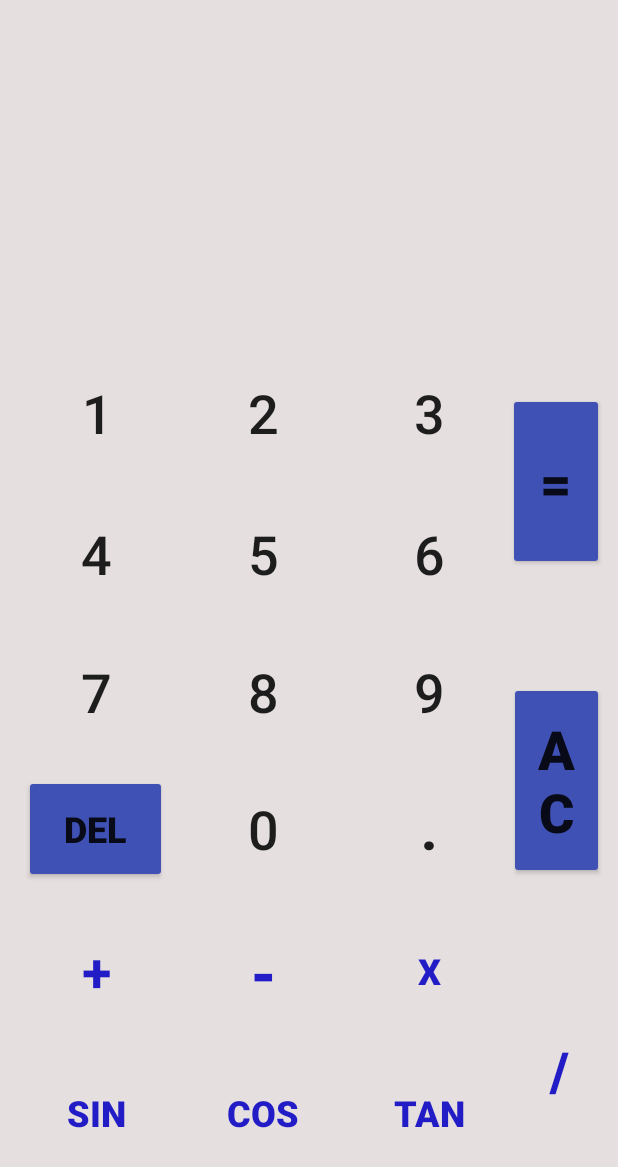
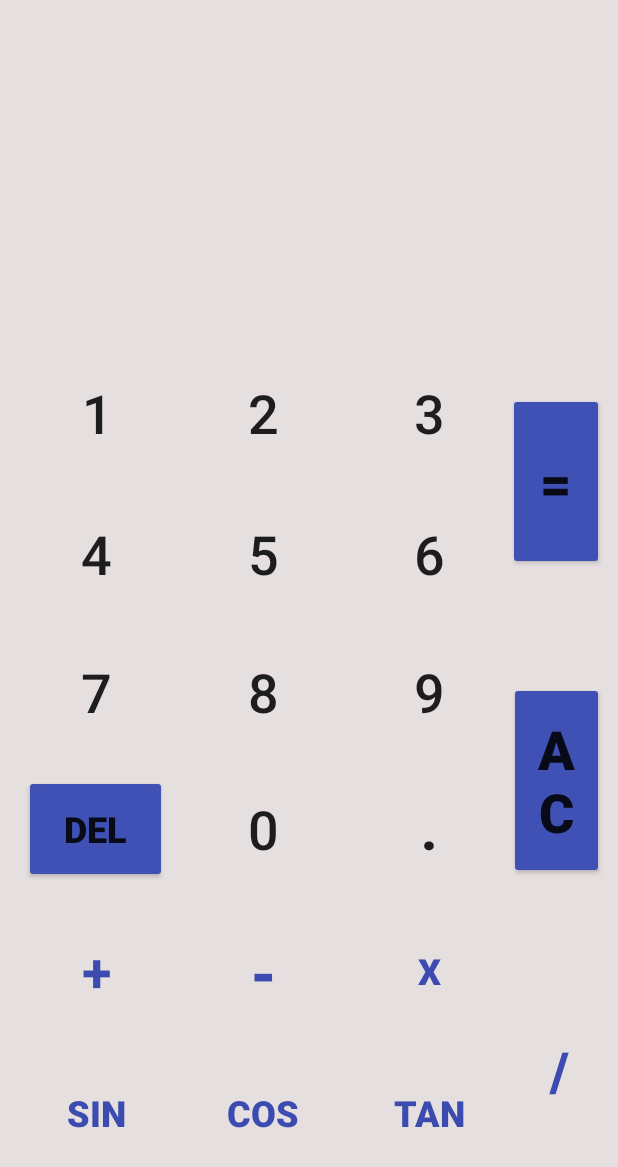
Before and after one commit to AndresDav7/Calculadora_ADAM, an Android app: the screen it shows after launch (MainActivity), on a phone screen of 412 x 824 dp. Shown: the top 1167 px of the screen. Run offline under Robolectric (Android 15) with nearby library versions, the phone set to English and light mode, and no system bars.

Commit message:
Splash Screen

```diff
--- a/app/src/main/java/com/example/calculadora_adam/MainActivity.java
+++ b/app/src/main/java/com/example/calculadora_adam/MainActivity.java
@@ -15,6 +15,9 @@ public class MainActivity extends AppCompatActivity {
 
     @Override
     protected void onCreate(Bundle savedInstanceState) {
+        //LLama al splashteme que ya creamos
+
+
         super.onCreate(savedInstanceState);
         setContentView(R.layout.activity_main);
         pantalla =(EditText)findViewById(R.id.tv1);
@@ -160,7 +163,7 @@ public class MainActivity extends AppCompatActivity {
         }else if (ope==2){
             res=operan1-operan2;
         }else if (ope==3){
-            if (operan2==0){
+            if (operan2==0.0){
                 pantalla.setText("MATH ERROR");
             }else {
                 res=operan1*operan2;
--- /dev/null
+++ b/app/src/main/java/com/example/calculadora_adam/splash_activity.java
@@ -0,0 +1,26 @@
+package com.example.calculadora_adam;
+
+import androidx.appcompat.app.AppCompatActivity;
+
+import android.content.Intent;
+import android.os.Bundle;
+import android.os.Handler;
+
+public class splash_activity extends AppCompatActivity {
+
+    @Override
+    protected void onCreate(Bundle savedInstanceState) {
+        super.onCreate(savedInstanceState);
+        setContentView(R.layout.activity_splash_activity);
+
+        new Handler().postDelayed(new Runnable() {
+            @Override
+            public void run() {
+                Intent intent = new Intent(splash_activity.this,MainActivity.class);
+                startActivity(intent);
+                finish();
+            }
+        },2000);
+
+    }
+}
--- a/app/src/main/res/layout/activity_main.xml
+++ b/app/src/main/res/layout/activity_main.xml
@@ -46,7 +46,7 @@
         android:layout_height="123dp"
         android:onClick="btnDiv"
         android:text="/"
-        android:textColor="#221CC6"
+        android:textColor="#3C4BAF"
         android:textSize="36sp"
         android:textStyle="bold"
         app:layout_constraintBottom_toBottomOf="parent"
@@ -63,7 +63,7 @@
         android:layout_height="72dp"
         android:onClick="btnTan"
         android:text="TAN"
-        android:textColor="#221CC6"
+        android:textColor="#3C4BAF"
         android:textSize="24sp"
         android:textStyle="bold"
         app:layout_constraintBottom_toBottomOf="parent"
@@ -80,7 +80,7 @@
         android:layout_height="72dp"
         android:onClick="btnCos"
         android:text="COS"
-        android:textColor="#221CC6"
+        android:textColor="#3C4BAF"
         android:textSize="24sp"
         android:textStyle="bold"
         app:layout_constraintBottom_toBottomOf="parent"
@@ -97,7 +97,7 @@
         android:layout_height="72dp"
         android:onClick="btnSin"
         android:text="SIN"
-        android:textColor="#221CC6"
+        android:textColor="#3C4BAF"
         android:textSize="24sp"
         android:textStyle="bold"
         app:layout_constraintBottom_toBottomOf="parent"
@@ -114,7 +114,7 @@
         android:layout_height="72dp"
         android:onClick="btnMult"
         android:text="x"
-        android:textColor="#221CC6"
+        android:textColor="#3C4BAF"
         android:textSize="24sp"
         android:textStyle="bold"
         app:layout_constraintBottom_toBottomOf="parent"
@@ -131,7 +131,7 @@
         android:layout_height="72dp"
         android:onClick="btnRes"
         android:text="-"
-        android:textColor="#221CC6"
+        android:textColor="#3C4BAF"
         android:textSize="40sp"
         android:textStyle="bold"
         app:layout_constraintBottom_toBottomOf="parent"
@@ -149,7 +149,7 @@
         android:onClick="btnSum"
         android:text="+"
         android:textAppearance="@style/TextAppearance.AppCompat.Body1"
-        android:textColor="#221CC6"
+        android:textColor="#3C4BAF"
         android:textSize="36sp"
         android:textStyle="bold"
         app:layout_constraintBottom_toBottomOf="parent"
--- a/app/src/main/res/values/colors.xml
+++ b/app/src/main/res/values/colors.xml
@@ -1,6 +1,7 @@
 <?xml version="1.0" encoding="utf-8"?>
 <resources>
-    <color name="colorPrimary">#6200EE</color>
-    <color name="colorPrimaryDark">#3700B3</color>
+    <color name="colorPrimary">#312AF6</color>
+    <color name="colorPrimaryDark">#1B1A27</color>
     <color name="colorAccent">#03DAC5</color>
+    <color name="colorSplash">#000000</color>
 </resources>
--- a/app/src/main/res/values/styles.xml
+++ b/app/src/main/res/values/styles.xml
@@ -1,10 +1,11 @@
 <resources>
     <!-- Base application theme. -->
-    <style name="AppTheme" parent="Theme.AppCompat.Light.DarkActionBar">
+    <style name="AppTheme" parent="Theme.AppCompat.Light.NoActionBar">
         <!-- Customize your theme here. -->
         <item name="colorPrimary">@color/colorPrimary</item>
         <item name="colorPrimaryDark">@color/colorPrimaryDark</item>
         <item name="colorAccent">@color/colorAccent</item>
     </style>
 
+
 </resources>
```
Also changed, not shown: app/src/main/AndroidManifest.xml (+7 -2 lines), app/src/main/res/drawable/splashscreen.xml (added, +7 -0 lines), app/src/main/res/layout/activity_splash_activity.xml (added, +18 -0 lines).
